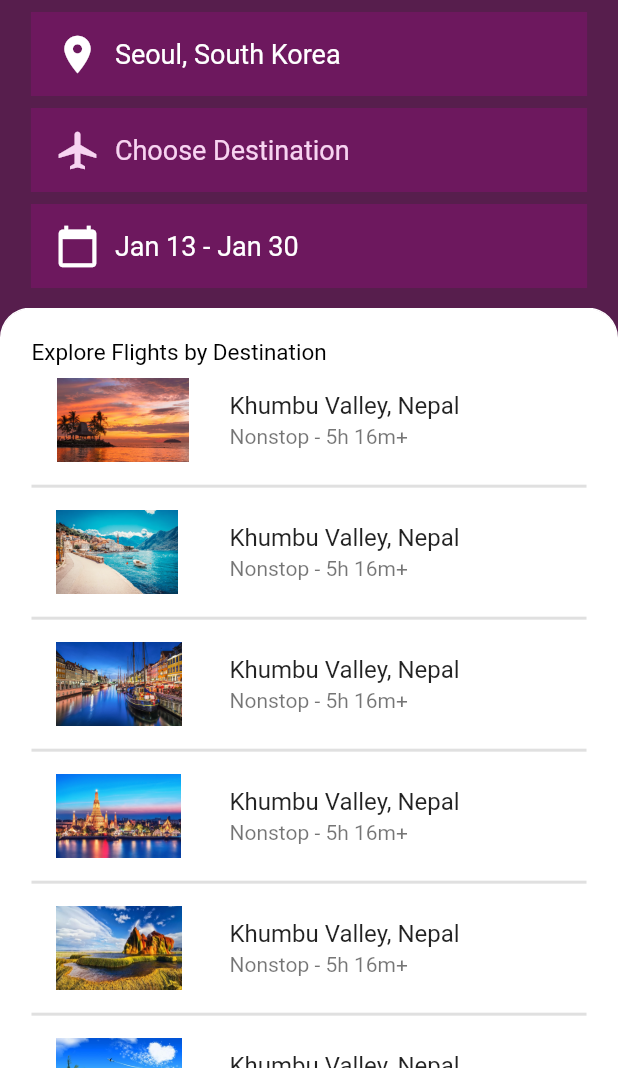
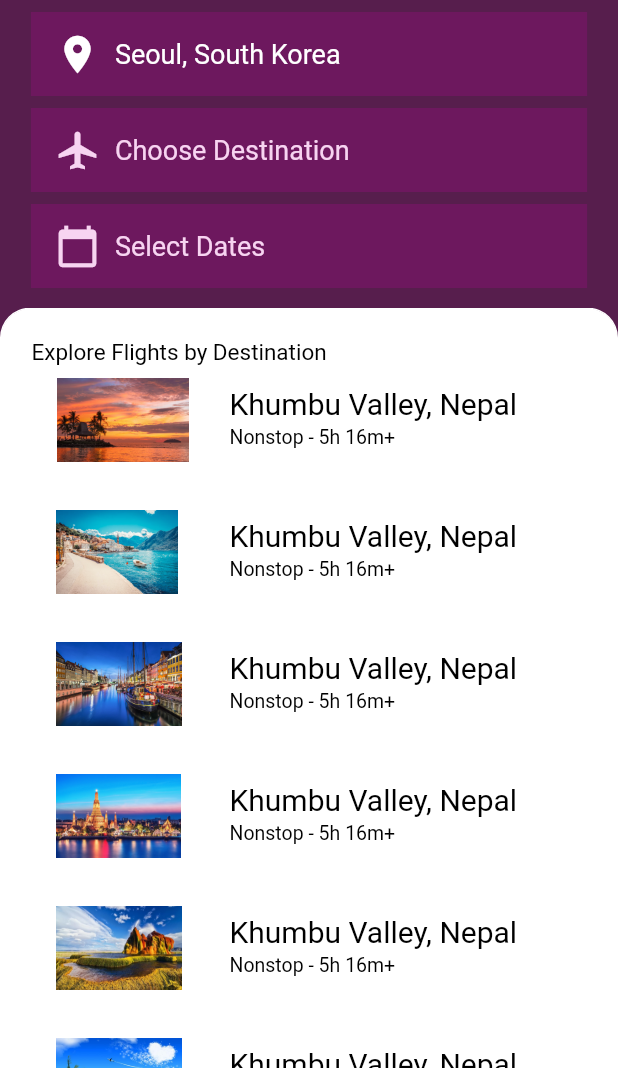
Before and after one commit to Michellehwang001/SecondUICrane, a Flutter app: the screen it shows after launch, on a phone screen of 412 x 824 dp, the part 168-1236 px from its top. Run offline on Flutter 3.47's test engine with Material 2 defaults, Android fonts, the phone set to English and light mode, and no system bars; our stand-ins replace syncfusion_flutter_datepicker.

Commit message:
SelectDates 1차완성

```diff
--- a/lib/main.dart
+++ b/lib/main.dart
@@ -1,4 +1,6 @@
 import 'package:flutter/material.dart';
+import 'package:provider/provider.dart';
+import 'package:second_ui_crane/provider/craneProvider.dart';
 import 'package:second_ui_crane/ui/body_top.dart';
 import 'package:second_ui_crane/ui/main_appbar.dart';
 import 'package:second_ui_crane/ui/second_view.dart';
@@ -10,15 +12,27 @@ void main() {
 class MyApp extends StatelessWidget {
   @override
   Widget build(BuildContext context) {
-    return MaterialApp(
-      title: 'Flutter Demo',
-      theme: ThemeData(
-        primaryColor: Color(0xFF571e4d),
-        scaffoldBackgroundColor: Color(0xFF571e4d),
-        accentColor: Colors.yellowAccent,
-        textTheme: TextTheme(bodyText2: TextStyle(color: Colors.white)),
+    return MultiProvider(
+      providers: [
+        ChangeNotifierProvider(create: (_) => CraneProvider()),
+      ],
+      child: MaterialApp(
+        title: 'Flutter Demo',
+        theme: ThemeData(
+          primaryColor: Color(0xFF571e4d),
+          splashColor: Colors.white,
+          scaffoldBackgroundColor: Color(0xFF571e4d),
+          accentColor: Colors.red,
+          brightness: Brightness.dark,
+          textTheme: const TextTheme(
+            bodyText1: TextStyle(
+                color: Colors.black, fontSize: 20, fontWeight: FontWeight.w400),
+            bodyText2: TextStyle(color: Colors.black, fontSize: 13),
+          ),
+          // primaryTextTheme: TextTheme(bodyText1: TextStyle(color: Colors.white)),
+        ),
+        home: MyHomePage(),
       ),
-      home: MyHomePage(),
     );
   }
 }
@@ -36,6 +50,7 @@ class _MyHomePageState extends State<MyHomePage> {
 
   @override
   Widget build(BuildContext context) {
+
     return Scaffold(
       appBar: _isTop
           ? MainAppbar(
--- /dev/null
+++ b/lib/provider/craneProvider.dart
@@ -0,0 +1,15 @@
+import 'package:flutter/material.dart';
+
+class CraneProvider with ChangeNotifier {
+  String _selectDate = 'Select Dates';
+  bool _isDone = false;
+
+  String get selectDate => _selectDate;
+  bool get isDone => _isDone;
+
+  inputDate(String value) {
+    _selectDate = value;
+    _isDone = true;
+    notifyListeners();
+  }
+}
--- a/lib/ui/body_top.dart
+++ b/lib/ui/body_top.dart
@@ -7,8 +7,11 @@ class BodyTop extends StatefulWidget {
 }
 
 class _BodyTopState extends State<BodyTop> {
+  String _selectDate;
+
   @override
   Widget build(BuildContext context) {
+
     return Column(
         mainAxisAlignment: MainAxisAlignment.start,
         children: [
@@ -24,7 +27,7 @@ class _BodyTopState extends State<BodyTop> {
               horizontalTitleGap: 0,
               title: Text(
                 '1 Adult, Economy',
-                style: TextStyle(fontSize: 18, color: Colors.white),
+                style: TextStyle(fontSize: 18),
               ),
             ),
           ),
@@ -71,20 +74,29 @@ class _BodyTopState extends State<BodyTop> {
             child: ListTile(
               selected: true,
               leading: Icon(
-                Icons.calendar_today, color: Colors.white, size: 30,),
+                Icons.calendar_today, color: _selectDate == null ? Color(0xFFF7D4F1) : Colors.white, size: 30,),
               horizontalTitleGap: 0,
-              title: Text(
-                'Jan 13 - Jan 30',
-                style: TextStyle(fontSize: 18, color: Colors.white),
+              title: Text(_selectDate ?? 'Select Dates',
+                style: TextStyle(fontSize: 18, color: _selectDate == null ? Color(0xFFF7D4F1) : Colors.white),
               ),
-              onTap: () => {
-                Navigator.of(context).push(
-                    MaterialPageRoute(builder: (context) => SelectDates())
-                ),
-              },
+              // 선택한 날자값 받아오기
+              onTap: () => _navigatorReturnValue(context),
             ),
           ),
         ],
     );
   }
+
+  // 선택한 날짜 가져오기
+  _navigatorReturnValue(BuildContext context) async{
+    final result = await Navigator.push(
+      context,
+      MaterialPageRoute(builder: (context) => SelectDates()),
+    );
+
+    setState(() {
+      _selectDate = result;
+    });
+  }
+
 }
--- a/lib/ui/travel_list.dart
+++ b/lib/ui/travel_list.dart
@@ -15,71 +15,71 @@ class TravelList extends StatelessWidget {
           ),
           ListTile(
             leading: Image(image: AssetImage('images/bg1.jpeg'), width: 90,),
-            title: Text('Khumbu Valley, Nepal'),
-            subtitle: Text('Nonstop - 5h 16m+'),
+            title: Text('Khumbu Valley, Nepal', style: Theme.of(context).textTheme.bodyText1,),
+            subtitle: Text('Nonstop - 5h 16m+', style: Theme.of(context).textTheme.bodyText2,),
             minLeadingWidth: 100,
           ),
           Divider(thickness: 2,),
           ListTile(
             leading: Image(image: AssetImage('images/bg2.jpeg'),),
-            title: Text('Khumbu Valley, Nepal'),
-            subtitle: Text('Nonstop - 5h 16m+'),
+            title: Text('Khumbu Valley, Nepal', style: Theme.of(context).textTheme.bodyText1,),
+            subtitle: Text('Nonstop - 5h 16m+', style: Theme.of(context).textTheme.bodyText2,),
             minLeadingWidth: 100,
           ),
           Divider(thickness: 2,),
           ListTile(
             leading: Image(image: AssetImage('images/bg3.jpeg'),),
-            title: Text('Khumbu Valley, Nepal'),
-            subtitle: Text('Nonstop - 5h 16m+'),
+            title: Text('Khumbu Valley, Nepal', style: Theme.of(context).textTheme.bodyText1,),
+            subtitle: Text('Nonstop - 5h 16m+', style: Theme.of(context).textTheme.bodyText2,),
             minLeadingWidth: 100,
           ),
           Divider(thickness: 2,),
           ListTile(
             leading: Image(image: AssetImage('images/bg4.jpeg'),),
-            title: Text('Khumbu Valley, Nepal'),
-            subtitle: Text('Nonstop - 5h 16m+'),
+            title: Text('Khumbu Valley, Nepal', style: Theme.of(context).textTheme.bodyText1,),
+            subtitle: Text('Nonstop - 5h 16m+', style: Theme.of(context).textTheme.bodyText2,),
             minLeadingWidth: 100,
           ),
           Divider(thickness: 2,),
           ListTile(
             leading: Image(image: AssetImage('images/bg5.jpeg'),),
-            title: Text('Khumbu Valley, Nepal'),
-            subtitle: Text('Nonstop - 5h 16m+'),
+            title: Text('Khumbu Valley, Nepal', style: Theme.of(context).textTheme.bodyText1,),
+            subtitle: Text('Nonstop - 5h 16m+', style: Theme.of(context).textTheme.bodyText2,),
             minLeadingWidth: 100,
           ),
           Divider(thickness: 2,),
           ListTile(
             leading: Image(image: AssetImage('images/bg6.jpeg'),),
-            title: Text('Khumbu Valley, Nepal'),
-            subtitle: Text('Nonstop - 5h 16m+'),
+            title: Text('Khumbu Valley, Nepal', style: Theme.of(context).textTheme.bodyText1,),
+            subtitle: Text('Nonstop - 5h 16m+', style: Theme.of(context).textTheme.bodyText2,),
             minLeadingWidth: 100,
           ),
           Divider(thickness: 2,),
           ListTile(
             leading: Image(image: AssetImage('images/bg7.jpeg'),),
-            title: Text('Khumbu Valley, Nepal'),
-            subtitle: Text('Nonstop - 5h 16m+'),
+            title: Text('Khumbu Valley, Nepal', style: Theme.of(context).textTheme.bodyText1,),
+            subtitle: Text('Nonstop - 5h 16m+', style: Theme.of(context).textTheme.bodyText2,),
             minLeadingWidth: 100,
           ),
           Divider(thickness: 2,),
           ListTile(
             leading: Image(image: AssetImage('images/bg8.jpeg'),),
-            title: Text('Khumbu Valley, Nepal'),
-            subtitle: Text('Nonstop - 5h 16m+'),
+            title: Text('Khumbu Valley, Nepal', style: Theme.of(context).textTheme.bodyText1,),
+            subtitle: Text('Nonstop - 5h 16m+', style: Theme.of(context).textTheme.bodyText2,),
             minLeadingWidth: 100,
           ),
           Divider(thickness: 2,),
           ListTile(
             leading: Image(image: AssetImage('images/bg9.jpeg'),),
-            title: Text('Khumbu Valley, Nepal'),
-            subtitle: Text('Nonstop - 5h 16m+'),
+            title: Text('Khumbu Valley, Nepal', style: Theme.of(context).textTheme.bodyText1,),
+            subtitle: Text('Nonstop - 5h 16m+', style: Theme.of(context).textTheme.bodyText2,),
             minLeadingWidth: 100,
           ),
           Divider(thickness: 2,),
           ListTile(
             leading: Image(image: AssetImage('images/bg10.jpeg'),),
-            title: Text('Khumbu Valley, Nepal'),
-            subtitle: Text('Nonstop - 5h 16m+'),
+            title: Text('Khumbu Valley, Nepal', style: Theme.of(context).textTheme.bodyText1,),
+            subtitle: Text('Nonstop - 5h 16m+', style: Theme.of(context).textTheme.bodyText2,),
             minLeadingWidth: 100,
           ),
           Divider(thickness: 2,),
--- a/pubspec.yaml
+++ b/pubspec.yaml
@@ -29,6 +29,7 @@ dependencies:
   # Use with the CupertinoIcons class for iOS style icons.
   cupertino_icons: ^1.0.2
   syncfusion_flutter_datepicker: ^19.1.64-beta
+  provider: ^5.0.0
 
 dev_dependencies:
   flutter_test:
```
Also changed, not shown: lib/ui/select_dates.dart (added, +61 -0 lines), pubspec.lock.
